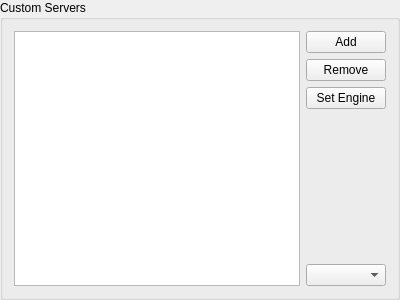
Destroyerrrocket/doomseeker-unofficial, file src/gui/cfgcustomservers.ui: the form before one commit.
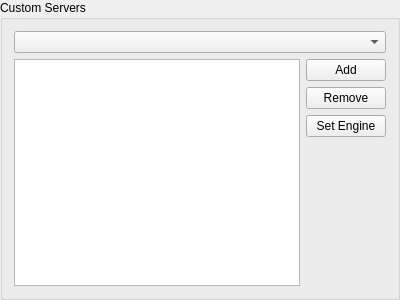
The form after the commit.

The edit to the form file:
```diff
--- a/src/gui/cfgcustomservers.ui
+++ b/src/gui/cfgcustomservers.ui
@@ -16,6 +16,11 @@
   <property name="title">
    <string>Custom Servers</string>
   </property>
+  <layout class="QVBoxLayout" name="verticalLayout_2">
+   <item>
+    <widget class="QComboBox" name="cboEngines"/>
+   </item>
+   <item>
   <layout class="QHBoxLayout" name="horizontalLayout">
    <item>
     <widget class="QTableView" name="tvServers">
@@ -73,8 +78,7 @@
        </property>
       </spacer>
      </item>
-     <item>
-      <widget class="QComboBox" name="cboEngines"/>
+      </layout>
      </item>
     </layout>
    </item>
```
Lines whose indentation alone changed are shown as unchanged.
